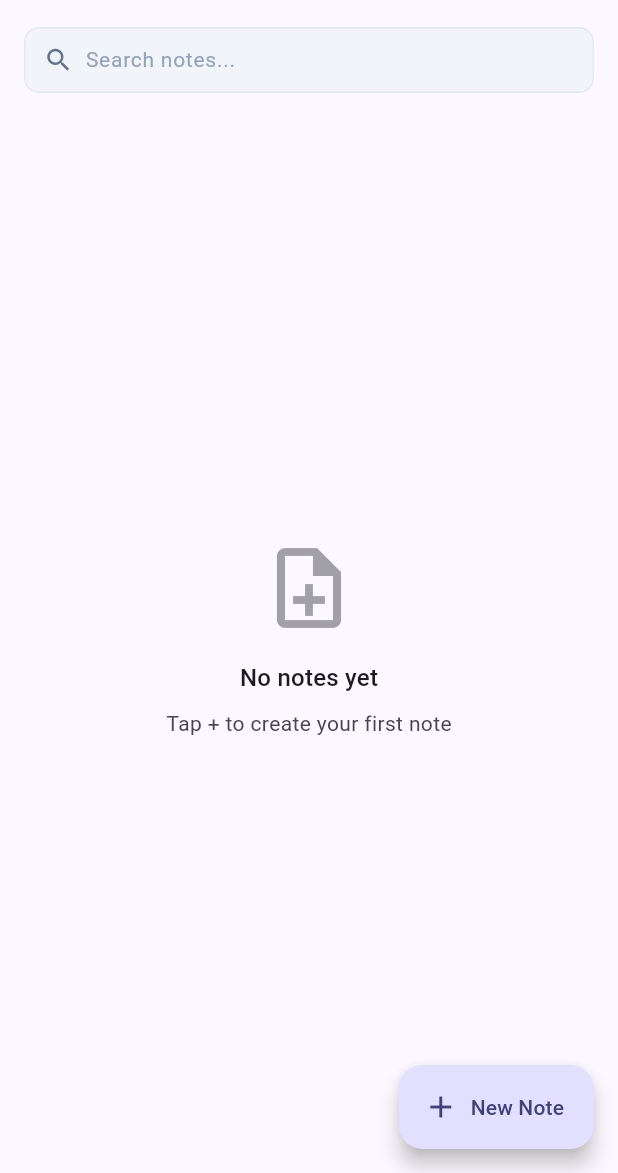
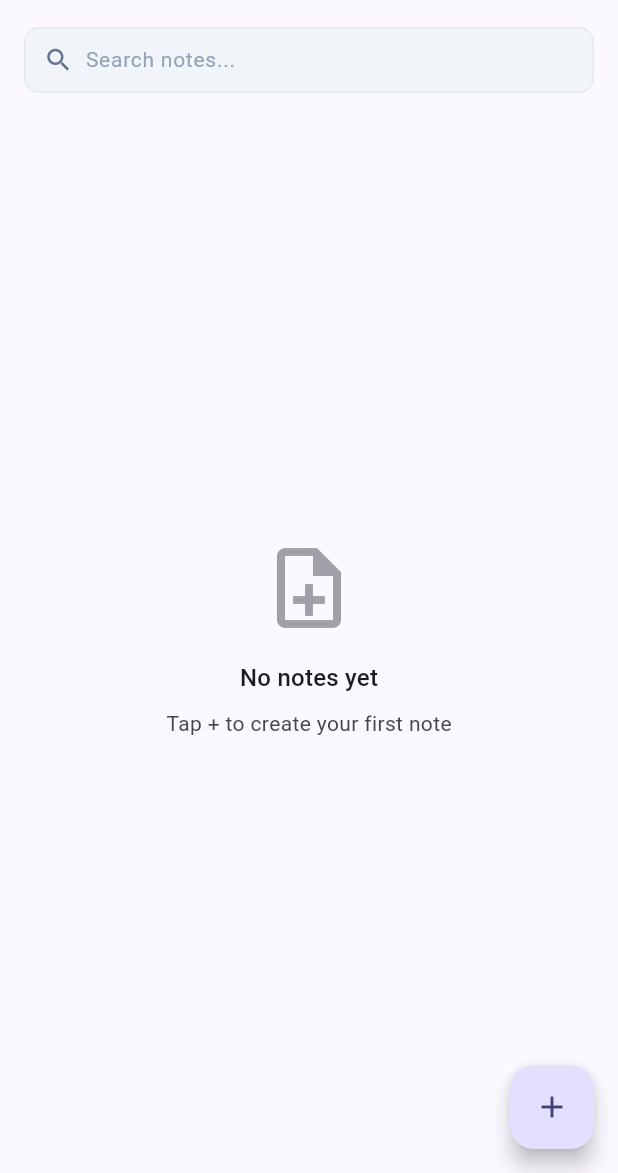
Before and after one commit to r2hu1/Boored, a Flutter app: the HomeScreen screen opened by its route, on a phone screen of 412 x 824 dp, the part 63-1236 px from its top. Run offline on Flutter 3.47's test engine with Material 3 defaults, Android fonts, the phone set to English and light mode, and no system bars; our stand-ins replace camera, dio, drift, drift_flutter, flutter_riverpod, flutter_secure_storage and 6 more; missing offline and left inert: google_mlkit_selfie_segmentation, google_mlkit_text_recognition, pdfx; accounts and stored records are empty; generated files the repository leaves out were written again.

Commit message:
style(mobile): simplify new note FAB to icon-only

```diff
--- a/apps/mobile/lib/features/home/presentation/home_screen.dart
+++ b/apps/mobile/lib/features/home/presentation/home_screen.dart
@@ -202,10 +202,9 @@ class _HomeScreenState extends ConsumerState<HomeScreen> {
           Expanded(child: _buildBody(context, notesState, theme)),
         ],
       ),
-      floatingActionButton: FloatingActionButton.extended(
+      floatingActionButton: FloatingActionButton(
         onPressed: () => _showCreateDialog(context),
-        icon: const Icon(Icons.add),
-        label: const Text('New Note'),
+        child: const Icon(Icons.add),
       ),
     );
   }
```
Also changed, not shown: 1 other file.
